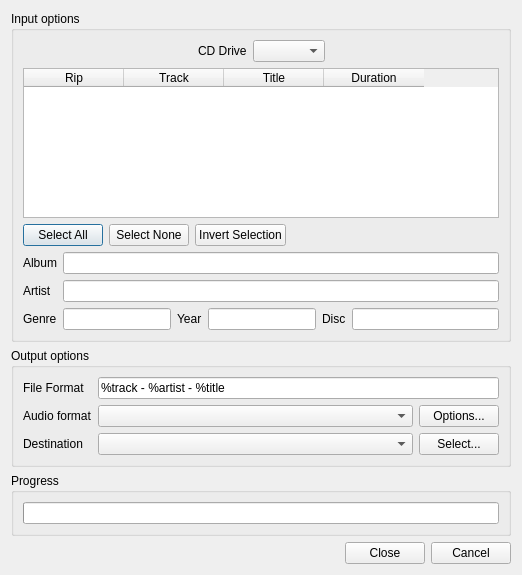
Old version of the form src/ripper/ripcddialog.ui in the repository clementine-player/Clementine.
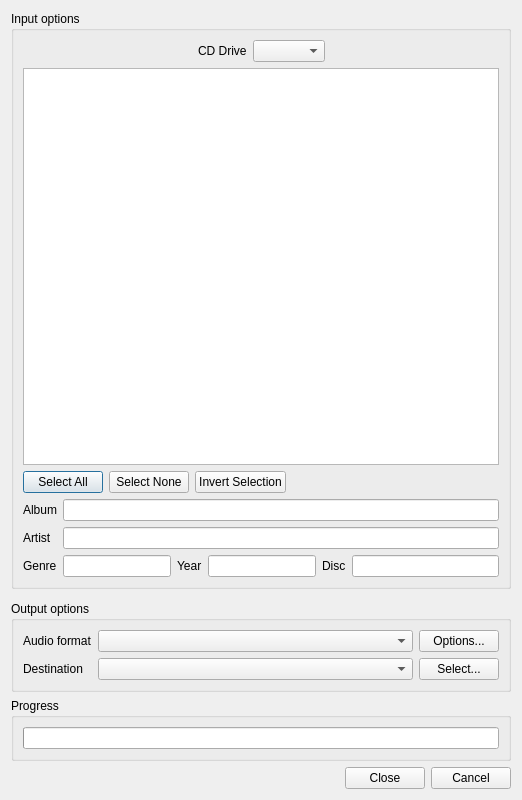
New version of the form. Icons and pictures are not drawn. Custom widgets are drawn as their Qt base class.

Commit message:
Integrate file name format options into RipCDDialog
for consistency with OrganiseDialog and reducing code duplication

```diff
--- a/src/ripper/ripcddialog.ui
+++ b/src/ripper/ripcddialog.ui
@@ -10,7 +10,7 @@
     <x>0</x>
     <y>0</y>
     <width>522</width>
-    <height>575</height>
+    <height>800</height>
    </rect>
   </property>
   <property name="windowTitle">
@@ -122,7 +122,7 @@
            <number>4</number>
           </property>
           <attribute name="horizontalHeaderVisible">
-           <bool>true</bool>
+           <bool>false</bool>
           </attribute>
           <attribute name="horizontalHeaderMinimumSectionSize">
            <number>10</number>
@@ -224,51 +224,30 @@
      </layout>
     </widget>
    </item>
+   <item>
+    <widget class="FileNameFormatWidget" name="naming_group" native="true"/>
+   </item>
    <item>
     <widget class="QGroupBox" name="output_group">
      <property name="title">
       <string>Output options</string>
      </property>
      <layout class="QGridLayout" name="gridLayout">
-      <item row="2" column="2">
-       <widget class="QPushButton" name="select">
-        <property name="text">
-         <string>Select...</string>
-        </property>
-       </widget>
-      </item>
-      <item row="0" column="0">
-       <widget class="QLabel" name="label_3">
-        <property name="text">
-         <string>File Format</string>
-        </property>
-       </widget>
-      </item>
-      <item row="0" column="1" colspan="2">
-       <widget class="QLineEdit" name="format_filename">
-        <property name="text">
-         <string notr="true">%track - %artist - %title</string>
-        </property>
-       </widget>
-      </item>
-      <item row="2" column="0">
+      <item row="1" column="0">
        <widget class="QLabel" name="label_2">
         <property name="text">
          <string>Destination</string>
         </property>
        </widget>
       </item>
+      <item row="0" column="0">
+       <widget class="QLabel" name="label">
+        <property name="text">
+         <string>Audio format</string>
+        </property>
+       </widget>
+      </item>
       <item row="1" column="1">
-       <widget class="QComboBox" name="format">
-        <property name="sizePolicy">
-         <sizepolicy hsizetype="Expanding" vsizetype="Fixed">
-          <horstretch>0</horstretch>
-          <verstretch>0</verstretch>
-         </sizepolicy>
-        </property>
-       </widget>
-      </item>
-      <item row="2" column="1">
        <widget class="QComboBox" name="destination">
         <property name="enabled">
          <bool>true</bool>
@@ -281,20 +260,30 @@
         </property>
        </widget>
       </item>
+      <item row="0" column="1">
+       <widget class="QComboBox" name="format">
+        <property name="sizePolicy">
+         <sizepolicy hsizetype="Expanding" vsizetype="Fixed">
+          <horstretch>0</horstretch>
+          <verstretch>0</verstretch>
+         </sizepolicy>
+        </property>
+       </widget>
+      </item>
       <item row="1" column="2">
+       <widget class="QPushButton" name="select">
+        <property name="text">
+         <string>Select...</string>
+        </property>
+       </widget>
+      </item>
+      <item row="0" column="2">
        <widget class="QPushButton" name="options">
         <property name="text">
          <string>Options...</string>
         </property>
        </widget>
       </item>
-      <item row="1" column="0">
-       <widget class="QLabel" name="label">
-        <property name="text">
-         <string>Audio format</string>
-        </property>
-       </widget>
-      </item>
      </layout>
     </widget>
    </item>
@@ -322,6 +311,14 @@
    </item>
   </layout>
  </widget>
+ <customwidgets>
+  <customwidget>
+   <class>FileNameFormatWidget</class>
+   <extends>QWidget</extends>
+   <header>widgets/filenameformatwidget.h</header>
+   <container>1</container>
+  </customwidget>
+ </customwidgets>
  <tabstops>
   <tabstop>tableWidget</tabstop>
   <tabstop>select_all_button</tabstop>
```
Left out of the diff: 1 changed line with no effect on the pictures. The commit also changes 7 other files.
